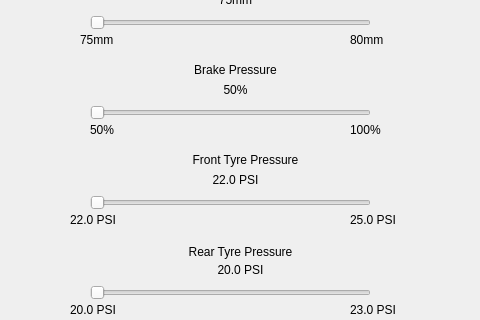
This is SetUpScreen.ui in BeetleTurnip723/NEAProject as Qt 5 draws it before an edit; both pictures show x 490 to 970 and y 238 to 558 of the 1440 by 769 pixel window. The edited form follows.
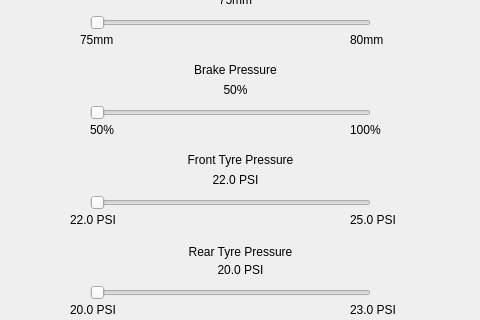
This is the edited form.

Diff of the .ui file:
```diff
--- a/SetUpScreen.ui
+++ b/SetUpScreen.ui
@@ -359,9 +359,9 @@
    <widget class="QLabel" name="frt_tyre_prs_title">
     <property name="geometry">
      <rect>
-      <x>670</x>
+      <x>660</x>
       <y>390</y>
-      <width>131</width>
+      <width>141</width>
       <height>16</height>
      </rect>
     </property>
```
Left out of the diff: 4 changed lines with no effect on the pictures.
